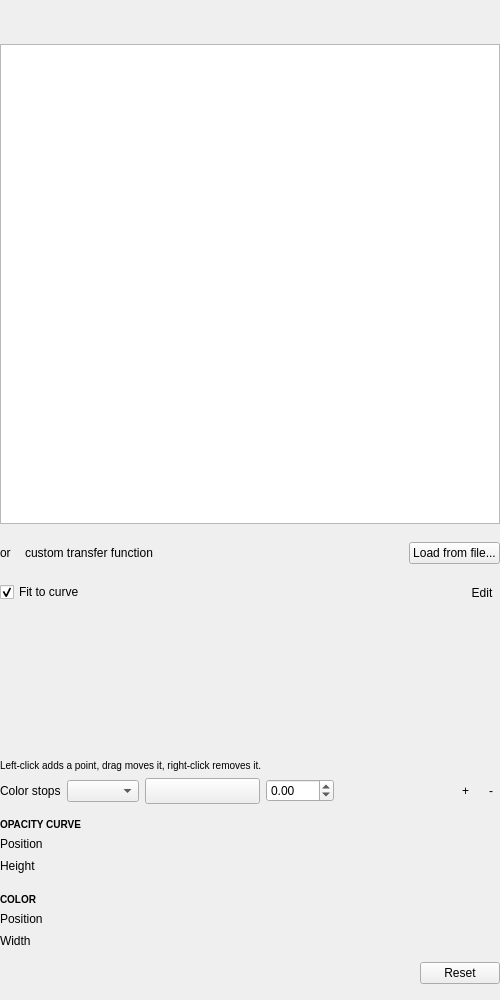
This is Modules/VolumeVisualizationUI/src/QmitkVolumeTransferFunctionEditorControls.ui in MITK/MITK as Qt 5 draws it before an edit. The edited form follows.
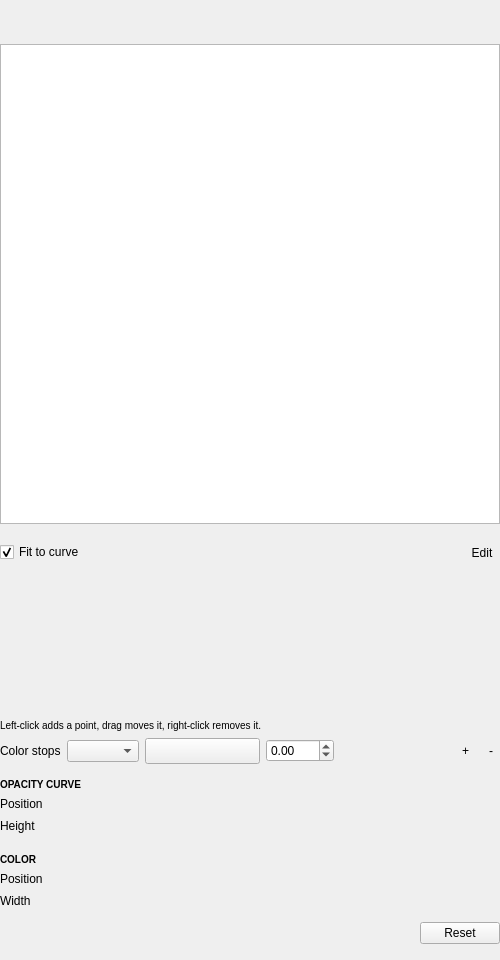
This is the edited form. Custom widgets are drawn as their Qt base class.

Commit message: Load a preset from the end of the grid

The edit to the form file:
```diff
--- a/Modules/VolumeVisualizationUI/src/QmitkVolumeTransferFunctionEditorControls.ui
+++ b/Modules/VolumeVisualizationUI/src/QmitkVolumeTransferFunctionEditorControls.ui
@@ -102,79 +102,6 @@
         </property>
        </widget>
       </item>
-      <item>
-       <spacer name="presetOrSpacerAbove">
-        <property name="orientation">
-         <enum>Qt::Orientation::Vertical</enum>
-        </property>
-        <property name="sizeType">
-         <enum>QSizePolicy::Policy::Fixed</enum>
-        </property>
-        <property name="sizeHint" stdset="0">
-         <size>
-          <width>20</width>
-          <height>18</height>
-         </size>
-        </property>
-       </spacer>
-      </item>
-      <item>
-       <layout class="QHBoxLayout" name="horizontalLayout">
-        <item>
-         <widget class="QLabel" name="presetOrLabel">
-          <property name="text">
-           <string>or</string>
-          </property>
-         </widget>
-        </item>
-        <item>
-         <spacer name="presetOrSpacer">
-          <property name="orientation">
-           <enum>Qt::Orientation::Horizontal</enum>
-          </property>
-          <property name="sizeType">
-           <enum>QSizePolicy::Policy::Fixed</enum>
-          </property>
-          <property name="sizeHint" stdset="0">
-           <size>
-            <width>14</width>
-            <height>20</height>
-           </size>
-          </property>
-         </spacer>
-        </item>
-        <item>
-         <widget class="QLabel" name="tfAdvancedLabel">
-          <property name="text">
-           <string>custom transfer function</string>
-          </property>
-         </widget>
-        </item>
-        <item>
-         <spacer name="tfButtonsLeadingSpacer">
-          <property name="orientation">
-           <enum>Qt::Orientation::Horizontal</enum>
-          </property>
-          <property name="sizeHint" stdset="0">
-           <size>
-            <width>40</width>
-            <height>20</height>
-           </size>
-          </property>
-         </spacer>
-        </item>
-        <item>
-         <widget class="QPushButton" name="loadTfButton">
-          <property name="toolTip">
-           <string>Apply a transfer function saved to a JSON file earlier.</string>
-          </property>
-          <property name="text">
-           <string>Load from file...</string>
-          </property>
-         </widget>
-        </item>
-       </layout>
-      </item>
       <item>
        <spacer name="canvasSpacerAbove">
         <property name="orientation">
```
The commit also changes 5 other files.
